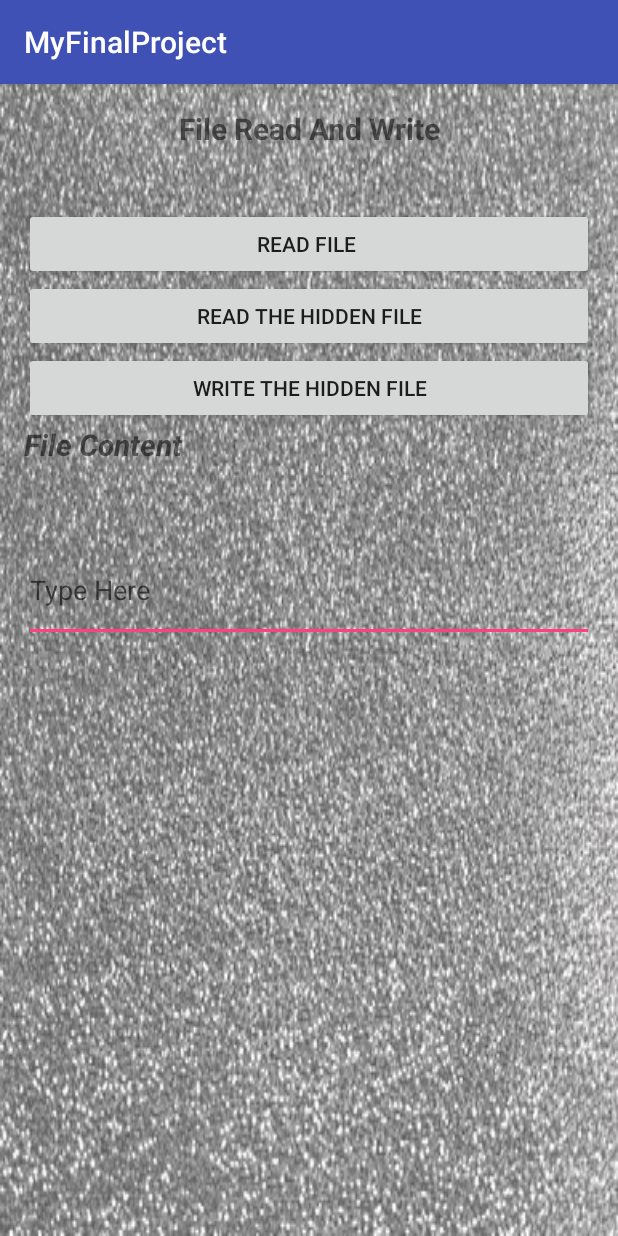
After one commit to hbhusam/MyFinalProject2, an Android app: the Fileread screen opened directly, with no data from a screen before it, on a phone screen of 412 x 824 dp. The commit adds this screen. Run offline under Robolectric (Android 15) with nearby library versions, the phone set to English and light mode, and no system bars.

Commit message:
FILE READ

```diff
--- a/app/src/main/AndroidManifest.xml
+++ b/app/src/main/AndroidManifest.xml
@@ -2,8 +2,8 @@
 <manifest xmlns:android="http://schemas.android.com/apk/res/android"
     package="com.example.hp1.myfinalproject">
 
-    <uses-permission android:name="android.permission.WRITE_EXTERNAL_STORAGE"/>
-    <uses-permission android:name="android.permission.READ_EXTERNAL_STORAGE"/>
+    <uses-permission android:name="android.permission.WRITE_EXTERNAL_STORAGE" />
+    <uses-permission android:name="android.permission.READ_EXTERNAL_STORAGE" />
 
     <application
         android:allowBackup="true"
@@ -27,6 +27,8 @@
                 <action android:name="android.intent.action.VIEW" />
             </intent-filter>
         </activity>
+        <activity android:name=".Fileread"></activity>
+
     </application>
 
 </manifest>
--- /dev/null
+++ b/app/src/main/java/com/example/hp1/myfinalproject/Fileread.java
@@ -0,0 +1,72 @@
+package com.example.hp1.myfinalproject;
+
+import android.support.v7.app.AppCompatActivity;
+import android.os.Bundle;
+import android.view.View;
+import android.widget.Button;
+import android.widget.EditText;
+import android.widget.TextView;
+
+import java.io.BufferedReader;
+import java.io.FileNotFoundException;
+import java.io.IOException;
+import java.io.InputStream;
+import java.io.InputStreamReader;
+
+public class Fileread extends AppCompatActivity implements View.OnClickListener {
+    InputStream is = null;
+    InputStreamReader in;
+    BufferedReader br;
+
+    //parameters for file reading used in both methods
+    String temp = "", all = "";
+    int num;
+
+
+    Button bt1, bt2, bt3;
+    TextView tv1, tv2;
+    EditText et1;
+
+    @Override
+    protected void onCreate(Bundle savedInstanceState) {
+        super.onCreate(savedInstanceState);
+        setContentView(R.layout.activity_fileread);
+        bt1 = (Button) findViewById(R.id.bt1);
+        bt2 = (Button) findViewById(R.id.bt2);
+        bt3 = (Button) findViewById(R.id.bt3);
+        tv1 = (TextView) findViewById(R.id.tv1);
+        tv2 = (TextView) findViewById(R.id.tv2);
+        et1 = (EditText) findViewById(R.id.et1);
+        bt1.setOnClickListener(this);
+        bt2.setOnClickListener(this);
+        bt3.setOnClickListener(this);
+        et1.setOnClickListener(this);
+
+
+    }
+
+    @Override
+    public void onClick(View v) {
+        if (v == bt1) {
+            try {
+                temp = "";
+                all = "";
+                //4. open the file for reading
+                is = getResources().openRawResource(R.raw.fileread);
+                //open a channel for file reading
+                in = new InputStreamReader(is);
+                br = new BufferedReader(in);
+                //while end of file not reached
+                //readline() reads one line at a time
+                while ((temp = br.readLine()) != null)
+                    all += temp + "\n";//concatinate all lines to a string
+                tv2.setText(all);
+                is.close();//file close
+            } catch (FileNotFoundException e) {
+                e.printStackTrace();
+            } catch (IOException e) {
+                e.printStackTrace();
+            }
+        }
+    }
+}
--- a/app/src/main/java/com/example/hp1/myfinalproject/Home.java
+++ b/app/src/main/java/com/example/hp1/myfinalproject/Home.java
@@ -1,4 +1,5 @@
 package com.example.hp1.myfinalproject;
+
 import android.app.NotificationManager;
 import android.app.PendingIntent;
 import android.content.DialogInterface;
@@ -18,12 +19,17 @@ import android.widget.ListView;
 
 import java.util.ArrayList;
 
-public class Home  extends AppCompatActivity implements View.OnClickListener,AdapterView.OnItemLongClickListener
+public class Home extends AppCompatActivity implements View.OnClickListener,AdapterView.OnItemLongClickListener
 {
-    Button btrelationship, btask, btcamera ;
+    Button btrelationship, btask, btcamera, btread ;
     ListView newsfeed;
     ArrayList<String> feed = new ArrayList<>();
     ArrayAdapter<String> adapter;
+
+    /**
+     * photo saving profile or choosing from gallery a profile picture
+     * @param savedInstanceState
+     */
     @Override
     protected void onCreate(Bundle savedInstanceState) {
         super.onCreate(savedInstanceState);
@@ -31,6 +37,10 @@ public class Home  extends AppCompatActivity implements View.OnClickListener,Ada
         btnNotify = (Button) findViewById(R.id.btnNotify);
         btcamera = (Button) findViewById(R.id.btcamera);
         btcamera.setOnClickListener(this);
+        btread = (Button) findViewById(R.id.btread);
+        btread.setOnClickListener(this);
+
+
 
         //create builder object
         builder = new NotificationCompat.Builder(this);
@@ -59,14 +69,22 @@ public class Home  extends AppCompatActivity implements View.OnClickListener,Ada
         //btrelationship.setOnClickListener(this);
         //  btask.setOnClickListener(this);
         newsfeed =(ListView) findViewById(R.id.lvNewsfeed);
-
+/**
+ * Q&A in the ask page.
+ */
         feed.add("Can AI Detect Sexual Orientation from Photos?");  // discreption of the item in the listview
         feed.add("Feeling Lonely? You May Be Damaging Your Health"); // discreption of the item in the listview
         adapter = new ArrayAdapter<String>(getApplicationContext(), android.R.layout.simple_list_item_1, feed);
         newsfeed.setAdapter(adapter);// setting the adapter to the listview
         newsfeed.setOnItemLongClickListener(this);
     }
-public boolean onCreateOptionsMenu (Menu menu) {        // coneccting the option menu from the resource file
+
+    /**
+     * in the memu a list of options
+     * @param menu on the left top corner
+     * @return activity start true or false.
+     */
+    public boolean onCreateOptionsMenu (Menu menu) {        // coneccting the option menu from the resource file
     getMenuInflater().inflate(R.menu.homemenu, menu);
 return true;
 }
@@ -80,6 +98,11 @@ return true;
         return true;
 
     }
+
+    /**
+     * each button is a picture when clicked it intents to the page as described.
+     * @param v the view of the activity
+     */
     @Override
     public void onClick(View v) {
         if (v==btrelationship){
@@ -94,9 +117,21 @@ return true;
             Intent i = new Intent(this, Ask.class);// clicking on button and intenting to page
             startActivity(i);
         }
+        if (v==btread){
+            Intent i = new Intent(this, Fileread.class);// clicking on button and intenting to page
+            startActivity(i);
+        }
+
     }
 
-
+    /**
+     * on each item clicked the page intents to the items url as described
+     * @param parent
+     * @param view
+     * @param position is where the user has touched or clicked
+     * @param id
+     * @return onItemLongClick return true or false
+     */
     @Override
     public boolean onItemLongClick(AdapterView<?> parent, View view, int position, long id) {
         if(position == 0 ){
@@ -109,6 +144,10 @@ return true;
         startActivity(browserIntent);} //listview with the adds that intent to browser on long click
         return false;
         }
+
+    /**
+     * on clicking baCK PRESS, an alert duialog is shown whether to stay or exit
+     */
     @Override
     public void onBackPressed() {
         AlertDialog.Builder builder = new AlertDialog.Builder(this);
--- /dev/null
+++ b/app/src/main/res/layout/activity_fileread.xml
@@ -0,0 +1,71 @@
+<?xml version="1.0" encoding="utf-8"?>
+<RelativeLayout xmlns:android="http://schemas.android.com/apk/res/android"
+    xmlns:tools="http://schemas.android.com/tools"
+    android:id="@+id/activity_fileread"
+    android:layout_width="match_parent"
+    android:layout_height="match_parent"
+    android:background="@mipmap/holoback"
+
+    android:paddingBottom="@dimen/activity_vertical_margin"
+    android:paddingLeft="@dimen/activity_horizontal_margin"
+    android:paddingRight="@dimen/activity_horizontal_margin"
+    android:paddingTop="@dimen/activity_vertical_margin"
+    tools:context="com.example.hp1.myfinalproject.Fileread">
+
+    <LinearLayout
+        android:orientation="vertical"
+        android:layout_width="match_parent"
+        android:layout_height="match_parent"
+        android:weightSum="1">
+
+        <TextView
+            android:text="File Read And Write"
+            android:layout_width="match_parent"
+            android:layout_height="wrap_content"
+            android:id="@+id/tv1"
+            android:layout_weight="0.08"
+            android:textAlignment="center"
+            android:textStyle="normal|bold"
+            android:textSize="20dp" />
+
+        <Button
+            android:text="Read File "
+            android:layout_width="match_parent"
+            android:layout_height="wrap_content"
+            android:id="@+id/bt1" />
+
+        <Button
+            android:text="Read The Hidden File"
+            android:layout_width="match_parent"
+            android:layout_height="wrap_content"
+            android:id="@+id/bt2" />
+
+        <Button
+            android:text="Write The Hidden File"
+            android:layout_width="match_parent"
+            android:layout_height="wrap_content"
+            android:id="@+id/bt3" />
+
+        <TextView
+            android:text="File Content"
+            android:layout_width="match_parent"
+            android:layout_height="wrap_content"
+            android:id="@+id/tv2"
+            android:layout_weight="0.10"
+            android:textAlignment="textStart"
+            android:textStyle="normal|bold|italic"
+            android:textSize="20sp" />
+
+        <EditText
+            android:layout_width="match_parent"
+            android:layout_height="wrap_content"
+            android:inputType="textPersonName"
+            android:ems="10"
+            android:id="@+id/et1"
+            android:hint="Type Here"
+            android:layout_weight="0.05"
+            android:singleLine="false"
+            android:selectAllOnFocus="false" />
+    </LinearLayout>
+
+</RelativeLayout>
--- a/app/src/main/res/layout/activity_home.xml
+++ b/app/src/main/res/layout/activity_home.xml
@@ -56,6 +56,14 @@
                 />
 
             <Button
+                android:background="@mipmap/read"
+                android:layout_width="80dp"
+                android:layout_height="50dp"
+                android:id="@+id/btread"
+                android:layout_weight="1"
+                android:padding="0dp" />
+
+            <Button
                 android:background="@mipmap/mind"
                 android:layout_width="80dp"
                 android:layout_height="50dp"
```
Also changed, not shown: app/src/main/res/mipmap-hdpi/holoback.jpg (added), app/src/main/res/mipmap-hdpi/read.jpg (added), 1 other file.
